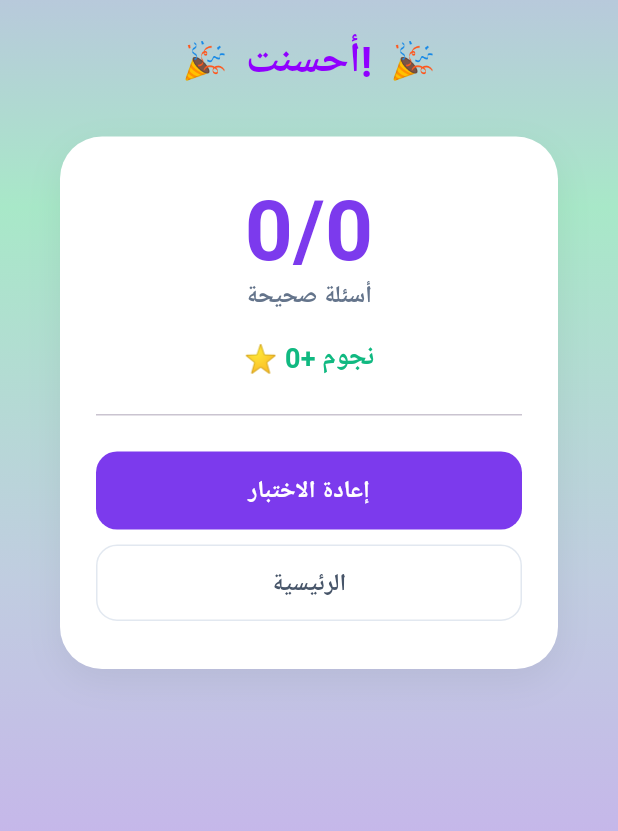
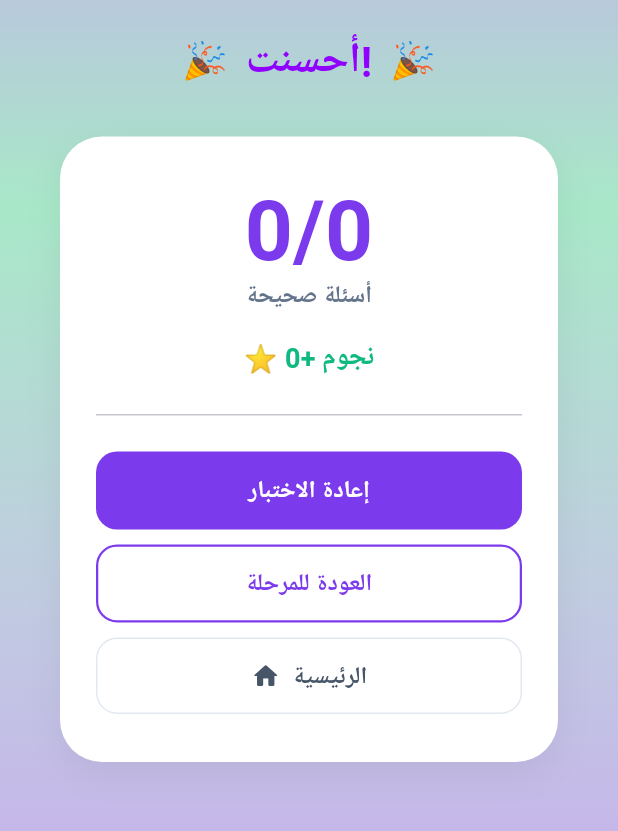
Before and after one commit to mjdalanazi3/waddah-app-1, a Flutter app: the FeedbackScreen screen opened directly with empty values, on a phone screen of 412 x 824 dp, the part 225-1056 px from its top. Run offline on Flutter 3.47's test engine with Material 3 defaults, Android fonts, the phone set to English and light mode, and no system bars; our stand-ins replace cloud_firestore, firebase_auth, firebase_core, flutter_tts, google_fonts, permission_handler and 3 more; missing offline and left inert: dart:html; accounts and stored records are empty; Roboto replaces fonts that are missing (Cairo).

Commit message:
Updated screens + Unity integration

```diff
--- a/lib/screens/feedback_screen.dart
+++ b/lib/screens/feedback_screen.dart
@@ -5,6 +5,7 @@ import 'package:cloud_firestore/cloud_firestore.dart';
 import 'home_screen.dart';
 import 'quiz_screen.dart';
 import 'ar_screen.dart';
+import 'node_progress_screen.dart';
 
 enum FeedbackSource { quiz, arGame }
 
@@ -88,7 +89,7 @@ class FeedbackScreen extends StatelessWidget {
 
               const SizedBox(height: 30),
 
-              // Centered and Constrained White Card
+              // White container
               Center(
                 child: Padding(
                   padding: const EdgeInsets.symmetric(horizontal: 40.0),
@@ -107,7 +108,7 @@ class FeedbackScreen extends StatelessWidget {
                     ),
                     padding: const EdgeInsets.symmetric(vertical: 32, horizontal: 24),
                     child: Column(
-                      mainAxisSize: MainAxisSize.min, // Makes height only as large as content
+                      mainAxisSize: MainAxisSize.min,
                       children: [
                         // Score
                         Text(
@@ -192,11 +193,42 @@ class FeedbackScreen extends StatelessWidget {
                           ),
                         ),
 
+                          const SizedBox(height: 10),
+
+                          SizedBox(
+                            width: double.infinity,
+                            child: OutlinedButton(
+                              onPressed: () {
+                                Navigator.pushAndRemoveUntil(
+                                  context,
+                                  MaterialPageRoute(
+                                    builder: (context) => NodeProgressScreen(
+                                      moduleTitle: stageTitle,
+                                    ),
+                                  ),
+                                  (route) => false,
+                                );
+                              },
+                              style: OutlinedButton.styleFrom(
+                                padding: const EdgeInsets.symmetric(vertical: 14),
+                                side: const BorderSide(color: Color(0xFF7C3AED), width: 1.5),
+                                shape: RoundedRectangleBorder(
+                                    borderRadius: BorderRadius.circular(14)),
+                                foregroundColor: const Color(0xFF7C3AED),
+                              ),
+                              child: Text(
+                                'العودة للمرحلة',
+                                style: GoogleFonts.cairo(
+                                    fontSize: 16, fontWeight: FontWeight.w600),
+                              ),
+                            ),
+                          ),
+
                         const SizedBox(height: 10),
 
                         SizedBox(
                           width: double.infinity,
-                          child: OutlinedButton(
+                          child: OutlinedButton.icon(
                             onPressed: () async {
                               final user = FirebaseAuth.instance.currentUser;
                               final doc = await FirebaseFirestore.instance
@@ -225,7 +257,8 @@ class FeedbackScreen extends StatelessWidget {
                                   borderRadius: BorderRadius.circular(14)),
                               foregroundColor: const Color(0xFF475569),
                             ),
-                            child: Text(
+                            icon: const Icon(Icons.home_rounded, size: 20),
+                            label: Text(
                               'الرئيسية',
                               style: GoogleFonts.cairo(
                                   fontSize: 16, fontWeight: FontWeight.w600),
--- a/lib/screens/node_progress_screen.dart
+++ b/lib/screens/node_progress_screen.dart
@@ -529,7 +529,7 @@ class _NodeProgressScreenState extends State<NodeProgressScreen> {
                 ),
                 const SizedBox(height: 24.0),
                 Text(
-                  isQuiz ? 'الاختبار مغلق!' : 'قريباً',
+                  isQuiz ? 'الاختبار مغلق!' : 'اللعبة مغلقة!',
                   style: GoogleFonts.cairo(
                     fontSize: 24.0,
                     fontWeight: FontWeight.bold,
@@ -539,8 +539,8 @@ class _NodeProgressScreenState extends State<NodeProgressScreen> {
                 const SizedBox(height: 16.0),
                 Text(
                   isQuiz
-                    ? 'يجب عليك إكمال الدرس للوصول إلى الاختبار'
-                    : 'هذه الميزة ستكون متاحة قريباً',
+                  ? 'يجب عليك إكمال الدرس للوصول إلى الاختبار'
+                  : 'عليك حل الاختبار أولًا للوصول إلي اللعبة',
                   textAlign: TextAlign.center,
                   style: GoogleFonts.cairo(
                     fontSize: 16.0,
```
